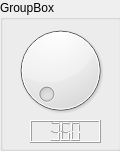
The window that controller/mechpanel.ui (rn3kk/RemoteTubeAmplifaier) describes before a commit, drawn with Qt 5.
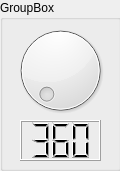
The same window after the commit.

Patch:
```diff
--- a/controller/mechpanel.ui
+++ b/controller/mechpanel.ui
@@ -7,7 +7,7 @@
     <x>0</x>
     <y>0</y>
     <width>120</width>
-    <height>151</height>
+    <height>171</height>
    </rect>
   </property>
   <property name="windowTitle">
@@ -19,7 +19,7 @@
      <x>0</x>
      <y>0</y>
      <width>121</width>
-     <height>151</height>
+     <height>171</height>
     </rect>
    </property>
    <property name="title">
@@ -28,10 +28,10 @@
    <widget class="QLCDNumber" name="lcdNumber">
     <property name="geometry">
      <rect>
-      <x>30</x>
+      <x>20</x>
       <y>120</y>
-      <width>71</width>
-      <height>23</height>
+      <width>81</width>
+      <height>41</height>
      </rect>
     </property>
     <property name="font">
```
